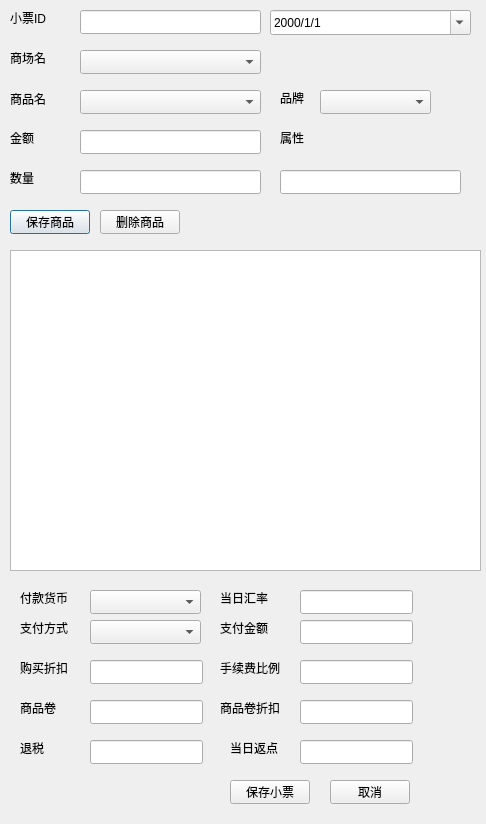
The window that newinvoicedialog.ui (cryring/myorder) describes before a commit, drawn with Qt 5.
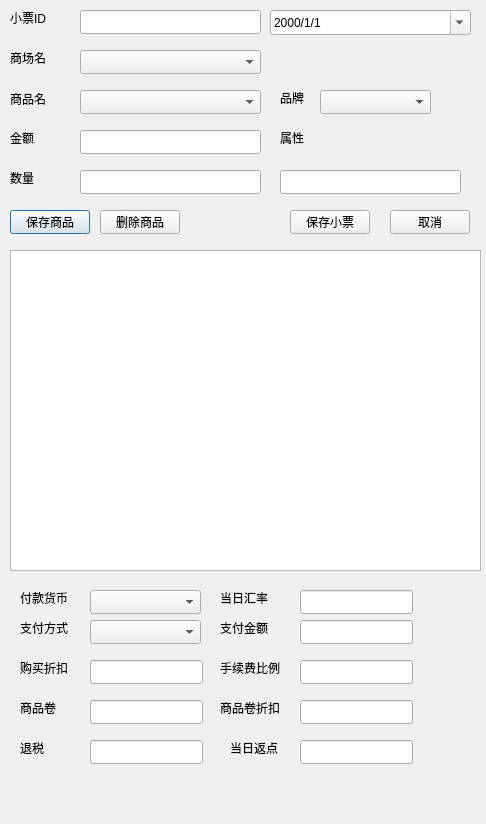
The same window after the commit.

The edit to the form file:
```diff
--- a/newinvoicedialog.ui
+++ b/newinvoicedialog.ui
@@ -91,8 +91,8 @@
   <widget class="QPushButton" name="saveButton">
    <property name="geometry">
     <rect>
-     <x>230</x>
-     <y>780</y>
+     <x>290</x>
+     <y>210</y>
      <width>80</width>
      <height>24</height>
     </rect>
@@ -104,8 +104,8 @@
   <widget class="QPushButton" name="cancelButton">
    <property name="geometry">
     <rect>
-     <x>330</x>
-     <y>780</y>
+     <x>390</x>
+     <y>210</y>
      <width>80</width>
      <height>24</height>
     </rect>
```
